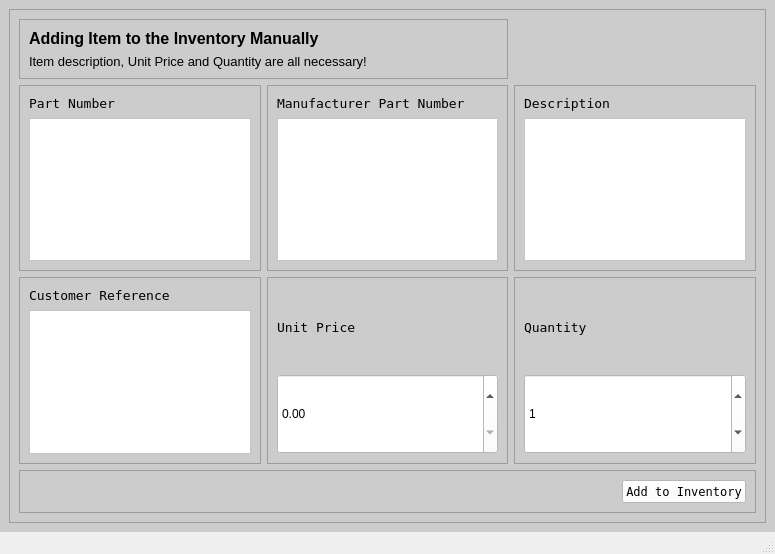
Above: Program_Files/UI_Files/adding_item_window.ui from Thomas1B/Electronics-Inventory-Program before the change. Below: the same form after it.
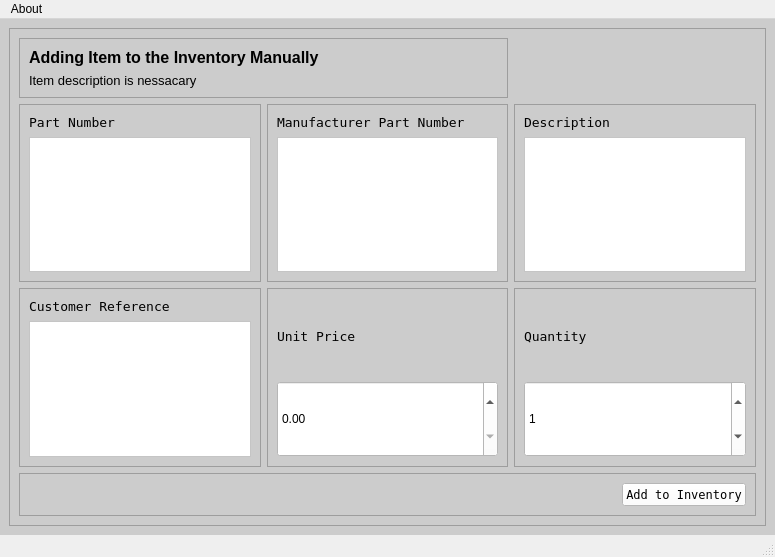
That is the form after the change. Icons and pictures are not drawn.

Commit message: new script to run another window

The edit to the form file:
```diff
--- a/Program_Files/UI_Files/adding_item_window.ui
+++ b/Program_Files/UI_Files/adding_item_window.ui
@@ -7,7 +7,7 @@
     <x>0</x>
     <y>0</y>
     <width>775</width>
-    <height>554</height>
+    <height>557</height>
    </rect>
   </property>
   <property name="minimumSize">
@@ -89,7 +89,7 @@
              </font>
             </property>
             <property name="text">
-             <string>Item description, Unit Price and Quantity are all necessary!</string>
+             <string>Item description is nessacary</string>
             </property>
             <property name="alignment">
              <set>Qt::AlignLeading|Qt::AlignLeft|Qt::AlignTop</set>
@@ -427,6 +427,13 @@
      <height>21</height>
     </rect>
    </property>
+   <widget class="QMenu" name="menuInfo">
+    <property name="title">
+     <string>About</string>
+    </property>
+    <addaction name="actionHow_to_Use"/>
+   </widget>
+   <addaction name="menuInfo"/>
   </widget>
   <widget class="QStatusBar" name="statusbar"/>
  </widget>
```
Left out of the diff: 5 changed lines with no effect on the pictures. The commit also changes 1 other file.
